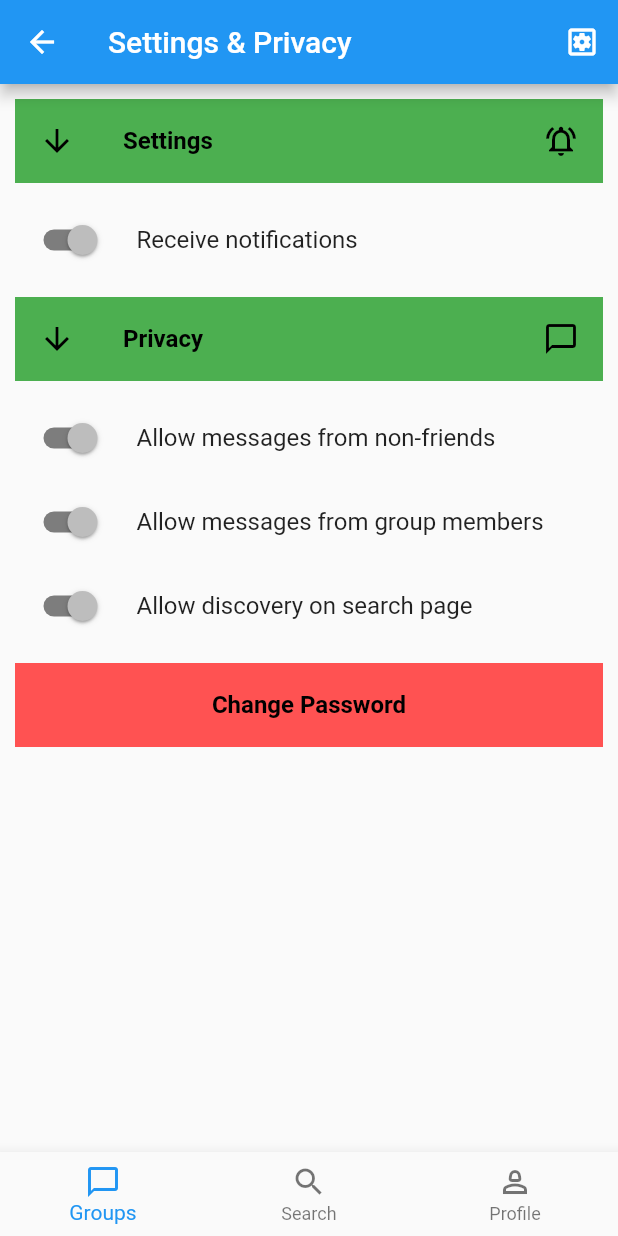
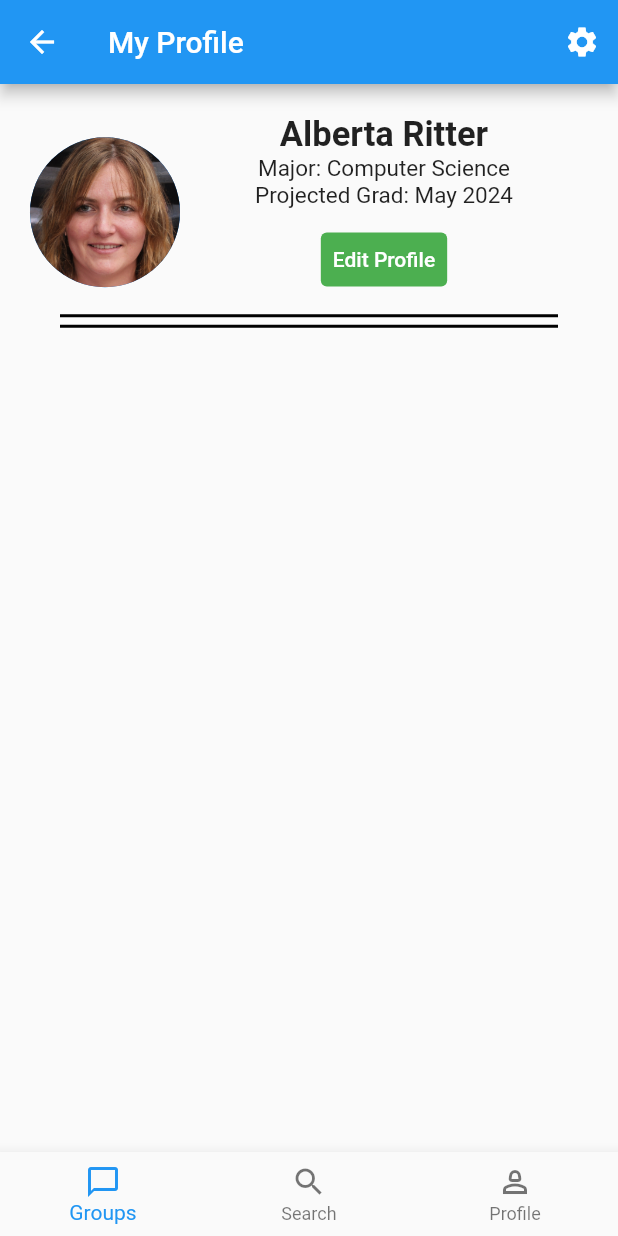
Before and after one commit to ConnectUni/connectuni, a Flutter app: the screen it shows after launch, on a phone screen of 412 x 824 dp. Run offline on Flutter 3.47's test engine with Material 2 defaults, Android fonts, the phone set to English and light mode, and no system bars.

Commit message:
Implement Top Profile Information Section

```diff
--- a/lib/app.dart
+++ b/lib/app.dart
@@ -4,6 +4,7 @@ import 'groupinfo.dart';
 import 'login.dart';
 import 'home.dart';
 import 'settings.dart';
+import 'profile.dart';
 
 // TODO: Import route files
 
@@ -14,13 +15,14 @@ class ConnectUniApp extends StatelessWidget {
   Widget build(BuildContext context) {
     return MaterialApp(
       title: 'ConnectUni',
-      initialRoute: '/settings',
+      initialRoute: '/profile',
       routes: {
         // TODO: Insert routes
         //'/login' : (BuildContext context) => const LoginPage(), (REIMPLEMENT ONCE LOGIN PAGE IS MADE SO APP DOESNT BREAK)
         '/': (BuildContext context) => const HomePage(),
         '/settings': (BuildContext context) => const Settings(),
         '/groupinfo': (BuildContext context) => const GroupInfo(),
+        '/profile': (BuildContext context) => const ProfilePage(),
       },
     );
   }
--- /dev/null
+++ b/lib/profile.dart
@@ -0,0 +1,138 @@
+import 'package:flutter/material.dart';
+import 'package:connectuni/model/group.dart';
+import 'package:connectuni/model/group_card_view.dart';
+
+/**
+ * Landing/Home page that the User is introduced to when logging into their account.
+ */
+
+class ProfilePage extends StatefulWidget {
+  const ProfilePage({
+    super.key,
+  });
+
+  State<ProfilePage> createState() => _ProfilePageState();
+}
+
+class _ProfilePageState extends State<ProfilePage> {
+  int _selectedIndex = 0;
+
+  void _onItemTapped(int index) {
+    if (index != _selectedIndex) {
+      setState(() {
+        _selectedIndex = index;
+      });
+    }
+  }
+
+  @override
+  Widget build(BuildContext context) {
+    return Scaffold(
+      appBar: AppBar(
+        title: const Text('My Profile'),
+        actions: <Widget>[
+          IconButton(
+            icon: const Icon(
+              Icons.settings,
+              semanticLabel: 'settings',
+            ),
+            onPressed: () {
+              //TODO: Route this page to the Application Settings Page.
+              print('GO TO APP SETTINGS PAGE');
+            },
+          ),
+        ],
+      ),
+      body: ListView(
+        padding: EdgeInsets.all(20.0),
+        children: [
+          Container(
+            child: Row(
+              mainAxisAlignment: MainAxisAlignment.spaceEvenly,
+              children: [
+                const Column(
+                  children: [CircleAvatar(
+                    radius: 50,
+                    backgroundImage: AssetImage('assets/images/You.jpg'),
+                  ),
+            ]
+                ),
+                Expanded(child: Column(
+                  children: [
+                    const Text(
+                      'Alberta Ritter',
+                      style: TextStyle(
+                        fontSize: 23,
+                        fontWeight: FontWeight.bold,
+                      ),
+                    ),
+                    const Text(
+                      'Major: Computer Science',
+                      style: TextStyle(
+                        fontSize: 15,
+                      ),
+                    ),
+                    const Text(
+                      'Projected Grad: May 2024',
+                      style: TextStyle(
+                        fontSize: 15,
+                      ),
+                    ),
+                    Padding(
+                      padding: const EdgeInsets.all(10.0),
+                      child: TextButton(
+                        onPressed: null,
+                        style: ButtonStyle(
+                          backgroundColor: MaterialStateProperty.all<Color>(Colors.green),
+                          foregroundColor: MaterialStateProperty.all<Color>(Colors.white),
+                        ),
+                        child: const Text('Edit Profile'),
+                      ),
+                    ),
+                  ],
+                ),
+                ),
+              ]
+            ),
+          ),
+          const Divider(
+            height: 7,
+            thickness: 2,
+            indent: 20,
+            endIndent: 20,
+            color: Colors.black,
+          ),
+          Container(), //Gallery
+          const Divider(
+            height: 7,
+            thickness: 2,
+            indent: 20,
+            endIndent: 20,
+            color: Colors.black,
+          ),
+          ListTile(), //Courses
+        ],
+      ),
+      //TODO ADD BOTTOM NAV BAR
+      bottomNavigationBar: BottomNavigationBar(
+        items: const <BottomNavigationBarItem>[
+          BottomNavigationBarItem(
+            label: 'Groups',
+            icon: Icon(Icons.chat_bubble_outline),
+          ),
+          BottomNavigationBarItem(
+            label: 'Search',
+            icon: Icon(Icons.search),
+          ),
+          BottomNavigationBarItem(
+            //TODO Replace with image of users profile picture
+            label: 'Profile',
+            icon: Icon(Icons.person_2_outlined),
+          ),
+        ],
+        currentIndex: _selectedIndex,
+        onTap: _onItemTapped,
+      ),
+    ); //Scaffold
+  } //build
+} //HomePage
```
